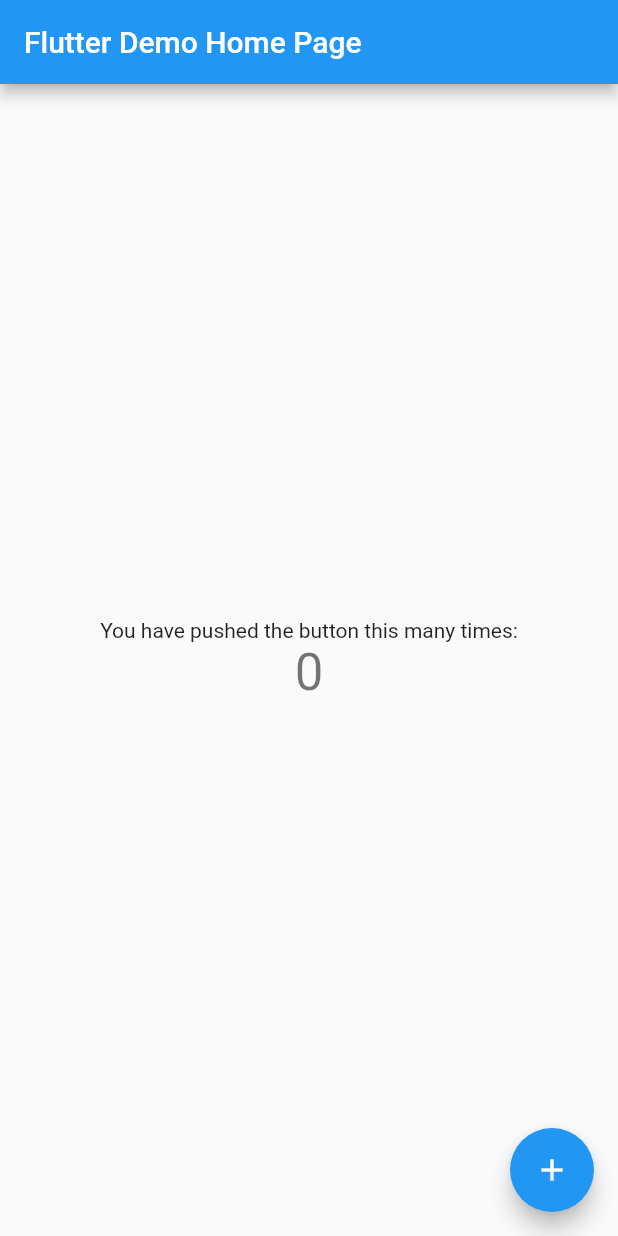
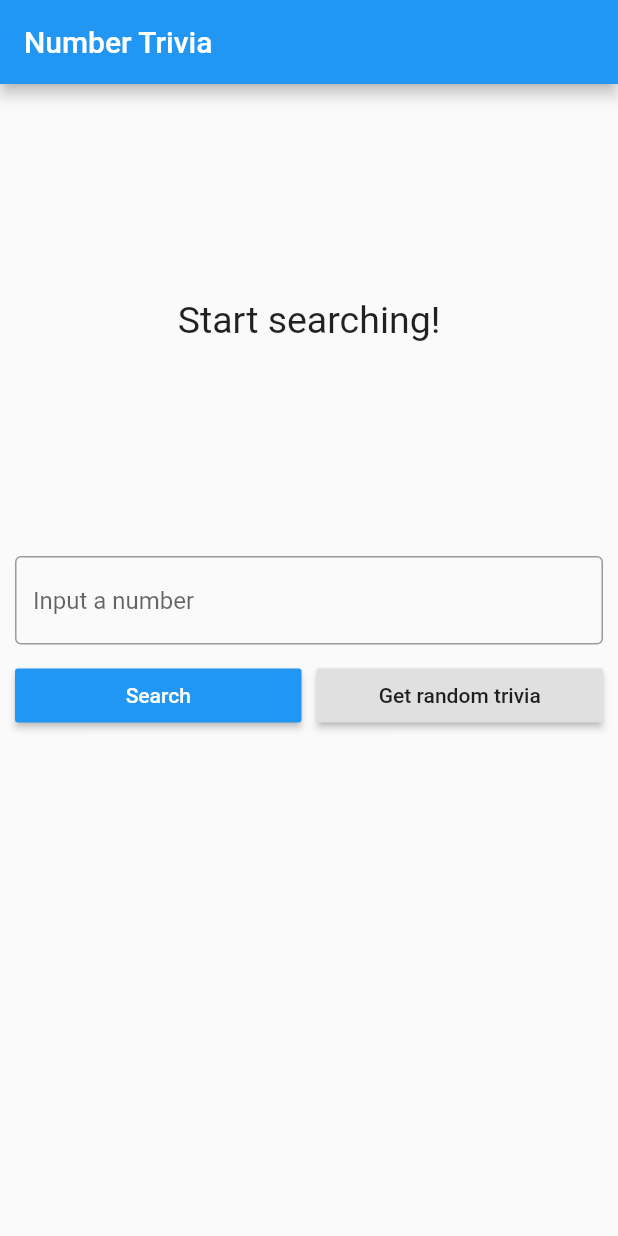
Before and after one commit to rhutikcodes/Number-Trivia, a Flutter app: the screen it shows after launch, on a phone screen of 412 x 824 dp. Run offline on Flutter 3.47's test engine with Material 2 defaults, Android fonts, the light colour scheme and no system bars; our stand-ins replace bloc, dartz, data_connection_checker, equatable, flutter_bloc, get_it and 1 more.

Commit message:
:rocket: Project complete
Project completed

```diff
--- a/lib/core/utils/input_converter.dart
+++ b/lib/core/utils/input_converter.dart
@@ -1,5 +1,5 @@
 import 'package:dartz/dartz.dart';
-import 'package:number_trivia/core/error/failures.dart';
+import '../error/failures.dart';
 
 class InputConverter {
   Either<Failure, int> stringToUnsignedInteger(String str) {
--- a/lib/features/number_trivia/data/datasources/number_trivia_local_data_source.dart
+++ b/lib/features/number_trivia/data/datasources/number_trivia_local_data_source.dart
@@ -1,7 +1,7 @@
 import 'dart:convert';
 
 import 'package:meta/meta.dart';
-import 'package:number_trivia/core/error/exceptions.dart';
+import '../../../../core/error/exceptions.dart';
 import 'package:shared_preferences/shared_preferences.dart';
 
 import '../models/number_trivia_model.dart';
--- a/lib/features/number_trivia/data/datasources/number_trivia_remote_data_source.dart
+++ b/lib/features/number_trivia/data/datasources/number_trivia_remote_data_source.dart
@@ -1,5 +1,5 @@
 import 'dart:convert';
-import 'package:number_trivia/core/error/exceptions.dart';
+import '../../../../core/error/exceptions.dart';
 
 import '../models/number_trivia_model.dart';
 import 'package:http/http.dart' as http;
--- /dev/null
+++ b/lib/features/number_trivia/presentation/pages/number_trivia_page.dart
@@ -0,0 +1,63 @@
+import 'package:flutter/material.dart';
+import 'package:flutter_bloc/flutter_bloc.dart';
+import '../bloc/number_trivia_bloc.dart';
+import '../widgets/loading_widget.dart';
+import '../widgets/message_display.dart';
+import '../widgets/trivia_controls.dart';
+import '../widgets/trivia_display.dart';
+
+import '../../../../injection_container.dart';
+
+class NumberTriviaPage extends StatelessWidget {
+  @override
+  Widget build(BuildContext context) {
+    return Scaffold(
+      appBar: AppBar(
+        title: Text('Number Trivia'),
+      ),
+      body: SingleChildScrollView(
+        child: buildBody(context),
+      ),
+    );
+  }
+}
+
+BlocProvider<NumberTriviaBloc> buildBody(BuildContext context) {
+  return BlocProvider(
+    create: (context) => sl<NumberTriviaBloc>(),
+    child: Center(
+      child: Padding(
+        padding: EdgeInsets.all(10),
+        child: Column(
+          children: [
+            SizedBox(height: 10),
+            // Top half
+            BlocBuilder<NumberTriviaBloc, NumberTriviaState>(
+              builder: (context, state) {
+                if (state is Empty) {
+                  return MessageDisplay(
+                    message: 'Start searching!',
+                  );
+                } else if (state is Loaded) {
+                  return TriviaDisplay(
+                    numberTrivia: state.trivia,
+                  );
+                } else if (state is Loading) {
+                  return LoadingWidget();
+                } else if (state is Error) {
+                  return MessageDisplay(
+                    message: state.message,
+                  );
+                }
+                return null;
+              },
+            ),
+            SizedBox(height: 20),
+            // Bottom half
+            TriviaControls()
+          ],
+        ),
+      ),
+    ),
+  );
+}
--- /dev/null
+++ b/lib/features/number_trivia/presentation/widgets/message_display.dart
@@ -0,0 +1,28 @@
+import 'package:flutter/material.dart';
+
+class MessageDisplay extends StatelessWidget {
+  final String message;
+
+  MessageDisplay({
+    Key key,
+    @required this.message,
+  }) : assert(message != null),
+        super(key: key);
+
+  @override
+  Widget build(BuildContext context) {
+    return Container(
+      // Third of the size of the screen
+      height: MediaQuery.of(context).size.height / 3,
+      child: Center(
+        child: SingleChildScrollView(
+          child: Text(
+            message,
+            style: TextStyle(fontSize: 25),
+            textAlign: TextAlign.center,
+          ),
+        ),
+      ),
+    );
+  }
+}
--- /dev/null
+++ b/lib/features/number_trivia/presentation/widgets/trivia_controls.dart
@@ -0,0 +1,75 @@
+import 'package:flutter/material.dart';
+import 'package:flutter_bloc/flutter_bloc.dart';
+import '../bloc/number_trivia_bloc.dart';
+
+class TriviaControls extends StatefulWidget {
+  @override
+  _TriviaControlsState createState() => _TriviaControlsState();
+}
+
+class _TriviaControlsState extends State<TriviaControls> {
+  final TextEditingController _controller = TextEditingController();
+
+  @override
+  void dispose() {
+    _controller.dispose();
+    super.dispose();
+  }
+
+  @override
+  Widget build(BuildContext context) {
+    return Column(
+      children: <Widget>[
+        TextField(
+          controller: _controller,
+          keyboardType: TextInputType.number,
+          decoration: InputDecoration(
+            border: OutlineInputBorder(),
+            hintText: 'Input a number',
+          ),
+          onChanged: (value) {
+            _controller.text = value;
+          },
+          onSubmitted: (_) {
+            _dispatchConcrete();
+          },
+        ),
+        SizedBox(height: 10),
+        Row(
+          children: <Widget>[
+            Expanded(
+              child: RaisedButton(
+                child: Text('Search'),
+                color: Theme.of(context).accentColor,
+                textTheme: ButtonTextTheme.primary,
+                onPressed: _dispatchConcrete,
+              ),
+            ),
+            SizedBox(width: 10),
+            Expanded(
+              child: RaisedButton(
+                child: Text('Get random trivia'),
+                onPressed: _dispatchRandom,
+              ),
+            ),
+          ],
+        )
+      ],
+    );
+  }
+
+  void _clear() {
+    _controller.clear();
+  }
+
+  void _dispatchConcrete() {
+    BlocProvider.of<NumberTriviaBloc>(context)
+        .add(GetTriviaForConcreteNumber(_controller.text));
+    _clear();
+  }
+
+  void _dispatchRandom() {
+    BlocProvider.of<NumberTriviaBloc>(context).add(GetTriviaForRandomNumber());
+    _clear();
+  }
+}
--- a/lib/main.dart
+++ b/lib/main.dart
@@ -1,113 +1,20 @@
 import 'package:flutter/material.dart';
+import 'features/number_trivia/presentation/pages/number_trivia_page.dart';
+import 'injection_container.dart' as di;
 
-void main() {
+void main() async {
+  WidgetsFlutterBinding.ensureInitialized();
+  await di.init();
   runApp(MyApp());
 }
 
 class MyApp extends StatelessWidget {
-  // This widget is the root of your application.
   @override
   Widget build(BuildContext context) {
     return MaterialApp(
-      title: 'Flutter Demo',
-      theme: ThemeData(
-        // This is the theme of your application.
-        //
-        // Try running your application with "flutter run". You'll see the
-        // application has a blue toolbar. Then, without quitting the app, try
-        // changing the primarySwatch below to Colors.green and then invoke
-        // "hot reload" (press "r" in the console where you ran "flutter run",
-        // or simply save your changes to "hot reload" in a Flutter IDE).
-        // Notice that the counter didn't reset back to zero; the application
-        // is not restarted.
-        primarySwatch: Colors.blue,
-      ),
-      home: MyHomePage(title: 'Flutter Demo Home Page'),
+      debugShowCheckedModeBanner: false,
+      title: 'Number Triva',
+      home: NumberTriviaPage(),
     );
   }
 }
-
-class MyHomePage extends StatefulWidget {
-  MyHomePage({Key key, this.title}) : super(key: key);
-
-  // This widget is the home page of your application. It is stateful, meaning
-  // that it has a State object (defined below) that contains fields that affect
-  // how it looks.
-
-  // This class is the configuration for the state. It holds the values (in this
-  // case the title) provided by the parent (in this case the App widget) and
-  // used by the build method of the State. Fields in a Widget subclass are
-  // always marked "final".
-
-  final String title;
-
-  @override
-  _MyHomePageState createState() => _MyHomePageState();
-}
-
-class _MyHomePageState extends State<MyHomePage> {
-  int _counter = 0;
-
-  void _incrementCounter() {
-    setState(() {
-      // This call to setState tells the Flutter framework that something has
-      // changed in this State, which causes it to rerun the build method below
-      // so that the display can reflect the updated values. If we changed
-      // _counter without calling setState(), then the build method would not be
-      // called again, and so nothing would appear to happen.
-      _counter++;
-    });
-  }
-
-  @override
-  Widget build(BuildContext context) {
-    // This method is rerun every time setState is called, for instance as done
-    // by the _incrementCounter method above.
-    //
-    // The Flutter framework has been optimized to make rerunning build methods
-    // fast, so that you can just rebuild anything that needs updating rather
-    // than having to individually change instances of widgets.
-    return Scaffold(
-      appBar: AppBar(
-        // Here we take the value from the MyHomePage object that was created by
-        // the App.build method, and use it to set our appbar title.
-        title: Text(widget.title),
-      ),
-      body: Center(
-        // Center is a layout widget. It takes a single child and positions it
-        // in the middle of the parent.
-        child: Column(
-          // Column is also a layout widget. It takes a list of children and
-          // arranges them vertically. By default, it sizes itself to fit its
-          // children horizontally, and tries to be as tall as its parent.
-          //
-          // Invoke "debug painting" (press "p" in the console, choose the
-          // "Toggle Debug Paint" action from the Flutter Inspector in Android
-          // Studio, or the "Toggle Debug Paint" command in Visual Studio Code)
-          // to see the wireframe for each widget.
-          //
-          // Column has various properties to control how it sizes itself and
-          // how it positions its children. Here we use mainAxisAlignment to
-          // center the children vertically; the main axis here is the vertical
-          // axis because Columns are vertical (the cross axis would be
-          // horizontal).
-          mainAxisAlignment: MainAxisAlignment.center,
-          children: <Widget>[
-            Text(
-              'You have pushed the button this many times:',
-            ),
-            Text(
-              '$_counter',
-              style: Theme.of(context).textTheme.headline4,
-            ),
-          ],
-        ),
-      ),
-      floatingActionButton: FloatingActionButton(
-        onPressed: _incrementCounter,
-        tooltip: 'Increment',
-        child: Icon(Icons.add),
-      ), // This trailing comma makes auto-formatting nicer for build methods.
-    );
-  }
-}
```
Also changed, not shown: lib/features/number_trivia/presentation/bloc/number_trivia_bloc.dart (+5 -5 lines), lib/features/number_trivia/presentation/widgets/loading_widget.dart (added, +17 -0 lines), lib/features/number_trivia/presentation/widgets/trivia_display.dart (added, +44 -0 lines), lib/injection_container.dart (added, +50 -0 lines), 1 other file.
